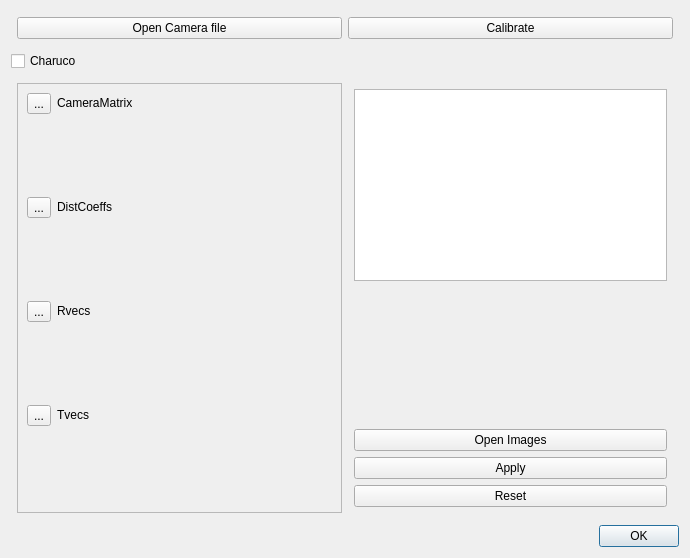
Above: subWindows/cameraparamdialog.ui from m21-cerutti/ProjetTech2019_Robot before the change. Below: the same form after it.
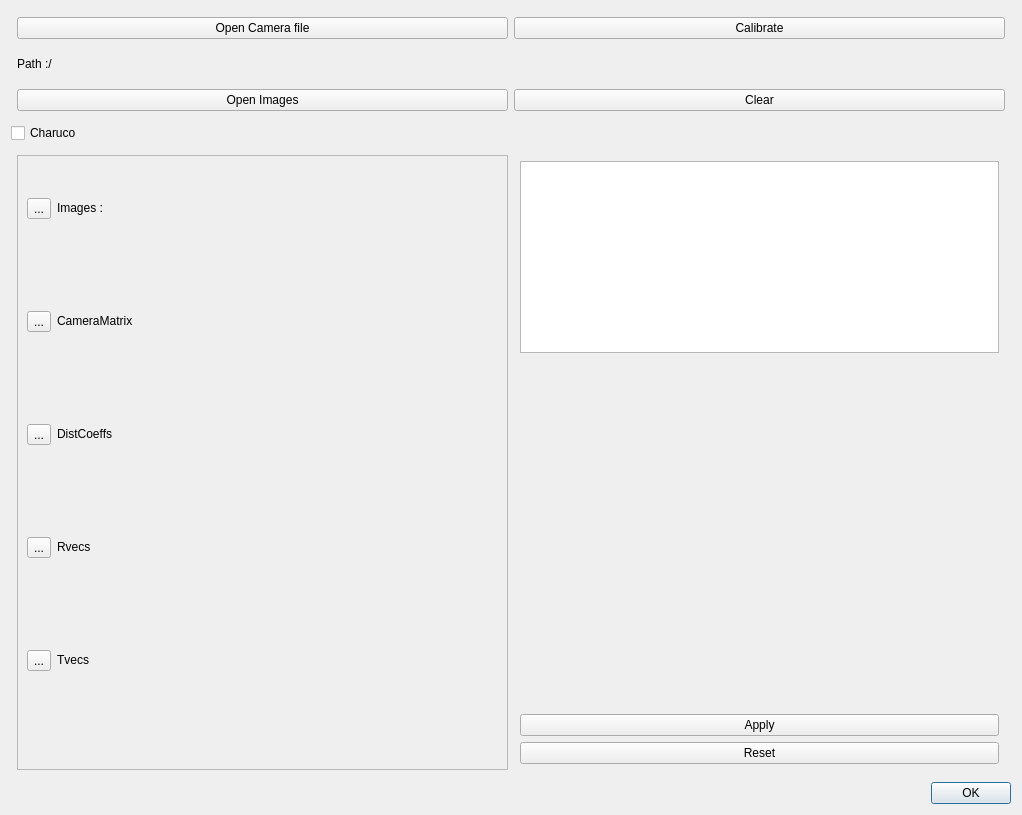
That is the form after the change.

Commit message: Fin interface calibration

```diff
--- a/subWindows/cameraparamdialog.ui
+++ b/subWindows/cameraparamdialog.ui
@@ -6,8 +6,8 @@
    <rect>
     <x>0</x>
     <y>0</y>
-    <width>690</width>
-    <height>558</height>
+    <width>1022</width>
+    <height>815</height>
    </rect>
   </property>
   <property name="windowTitle">
@@ -44,6 +44,78 @@
      </item>
     </layout>
    </item>
+   <item>
+    <layout class="QHBoxLayout" name="horizontalLayout_3">
+     <property name="leftMargin">
+      <number>6</number>
+     </property>
+     <property name="topMargin">
+      <number>6</number>
+     </property>
+     <property name="rightMargin">
+      <number>6</number>
+     </property>
+     <property name="bottomMargin">
+      <number>6</number>
+     </property>
+     <item>
+      <widget class="QLabel" name="label">
+       <property name="sizePolicy">
+        <sizepolicy hsizetype="Fixed" vsizetype="Fixed">
+         <horstretch>0</horstretch>
+         <verstretch>0</verstretch>
+        </sizepolicy>
+       </property>
+       <property name="text">
+        <string>Path :/</string>
+       </property>
+      </widget>
+     </item>
+     <item>
+      <widget class="QLabel" name="label_pathfile">
+       <property name="sizePolicy">
+        <sizepolicy hsizetype="Preferred" vsizetype="Fixed">
+         <horstretch>0</horstretch>
+         <verstretch>0</verstretch>
+        </sizepolicy>
+       </property>
+       <property name="text">
+        <string/>
+       </property>
+      </widget>
+     </item>
+    </layout>
+   </item>
+   <item>
+    <layout class="QHBoxLayout" name="horizontalLayout_4">
+     <property name="leftMargin">
+      <number>6</number>
+     </property>
+     <property name="topMargin">
+      <number>6</number>
+     </property>
+     <property name="rightMargin">
+      <number>6</number>
+     </property>
+     <property name="bottomMargin">
+      <number>6</number>
+     </property>
+     <item>
+      <widget class="QPushButton" name="btn_openImages">
+       <property name="text">
+        <string>Open Images</string>
+       </property>
+      </widget>
+     </item>
+     <item>
+      <widget class="QPushButton" name="btn_clear">
+       <property name="text">
+        <string>Clear</string>
+       </property>
+      </widget>
+     </item>
+    </layout>
+   </item>
    <item>
     <widget class="QCheckBox" name="cb_charuco">
      <property name="text">
@@ -68,7 +140,7 @@
      <item>
       <widget class="QScrollArea" name="scrollArea">
        <property name="sizePolicy">
-        <sizepolicy hsizetype="Preferred" vsizetype="Expanding">
+        <sizepolicy hsizetype="Expanding" vsizetype="Expanding">
          <horstretch>0</horstretch>
          <verstretch>0</verstretch>
         </sizepolicy>
@@ -81,29 +153,35 @@
          <rect>
           <x>0</x>
           <y>0</y>
-          <width>325</width>
-          <height>414</height>
+          <width>491</width>
+          <height>587</height>
          </rect>
         </property>
         <layout class="QGridLayout" name="gridLayout">
-         <item row="6" column="1">
+         <item row="8" column="1">
           <widget class="QLabel" name="print_rvecs">
+           <property name="sizePolicy">
+            <sizepolicy hsizetype="Fixed" vsizetype="Fixed">
+             <horstretch>0</horstretch>
+             <verstretch>0</verstretch>
+            </sizepolicy>
+           </property>
            <property name="text">
             <string/>
            </property>
           </widget>
          </item>
-         <item row="7" column="0">
+         <item row="9" column="0">
           <widget class="QToolButton" name="btn_tvecs">
            <property name="text">
             <string>...</string>
            </property>
           </widget>
          </item>
-         <item row="0" column="1">
+         <item row="2" column="1">
           <widget class="QLabel" name="label_cameramatrix">
            <property name="sizePolicy">
-            <sizepolicy hsizetype="Expanding" vsizetype="Fixed">
+            <sizepolicy hsizetype="MinimumExpanding" vsizetype="Fixed">
              <horstretch>0</horstretch>
              <verstretch>0</verstretch>
             </sizepolicy>
@@ -113,10 +191,10 @@
            </property>
           </widget>
          </item>
-         <item row="3" column="1">
+         <item row="5" column="1">
           <widget class="QLabel" name="label_5">
            <property name="sizePolicy">
-            <sizepolicy hsizetype="Expanding" vsizetype="Fixed">
+            <sizepolicy hsizetype="Fixed" vsizetype="Fixed">
              <horstretch>0</horstretch>
              <verstretch>0</verstretch>
             </sizepolicy>
@@ -126,17 +204,17 @@
            </property>
           </widget>
          </item>
-         <item row="3" column="0">
+         <item row="5" column="0">
           <widget class="QToolButton" name="btn_distcoeff">
            <property name="text">
             <string>...</string>
            </property>
           </widget>
          </item>
-         <item row="7" column="1">
+         <item row="9" column="1">
           <widget class="QLabel" name="label_3">
            <property name="sizePolicy">
-            <sizepolicy hsizetype="Expanding" vsizetype="Fixed">
+            <sizepolicy hsizetype="Fixed" vsizetype="Fixed">
              <horstretch>0</horstretch>
              <verstretch>0</verstretch>
             </sizepolicy>
@@ -146,10 +224,10 @@
            </property>
           </widget>
          </item>
-         <item row="5" column="1">
+         <item row="7" column="1">
           <widget class="QLabel" name="label_4">
            <property name="sizePolicy">
-            <sizepolicy hsizetype="Expanding" vsizetype="Fixed">
+            <sizepolicy hsizetype="Fixed" vsizetype="Fixed">
              <horstretch>0</horstretch>
              <verstretch>0</verstretch>
             </sizepolicy>
@@ -159,36 +237,87 @@
            </property>
           </widget>
          </item>
-         <item row="5" column="0">
+         <item row="7" column="0">
           <widget class="QToolButton" name="btn_rvecs">
            <property name="text">
             <string>...</string>
            </property>
           </widget>
          </item>
-         <item row="0" column="0">
+         <item row="2" column="0">
           <widget class="QToolButton" name="btn_cameramatrix">
            <property name="text">
             <string>...</string>
            </property>
           </widget>
          </item>
-         <item row="4" column="1">
+         <item row="6" column="1">
           <widget class="QLabel" name="print_distcoeffs">
+           <property name="sizePolicy">
+            <sizepolicy hsizetype="Fixed" vsizetype="Fixed">
+             <horstretch>0</horstretch>
+             <verstretch>0</verstretch>
+            </sizepolicy>
+           </property>
            <property name="text">
             <string/>
            </property>
           </widget>
          </item>
-         <item row="1" column="1">
+         <item row="3" column="1">
           <widget class="QLabel" name="print_cameramatrix">
+           <property name="sizePolicy">
+            <sizepolicy hsizetype="Fixed" vsizetype="Fixed">
+             <horstretch>0</horstretch>
+             <verstretch>0</verstretch>
+            </sizepolicy>
+           </property>
            <property name="text">
             <string/>
            </property>
           </widget>
          </item>
-         <item row="8" column="1">
+         <item row="10" column="1">
           <widget class="QLabel" name="print_tvecs">
+           <property name="sizePolicy">
+            <sizepolicy hsizetype="Fixed" vsizetype="Fixed">
+             <horstretch>0</horstretch>
+             <verstretch>0</verstretch>
+            </sizepolicy>
+           </property>
+           <property name="text">
+            <string/>
+           </property>
+          </widget>
+         </item>
+         <item row="0" column="1">
+          <widget class="QLabel" name="label_2">
+           <property name="sizePolicy">
+            <sizepolicy hsizetype="Fixed" vsizetype="Fixed">
+             <horstretch>0</horstretch>
+             <verstretch>0</verstretch>
+            </sizepolicy>
+           </property>
+           <property name="text">
+            <string>Images :</string>
+           </property>
+          </widget>
+         </item>
+         <item row="0" column="0">
+          <widget class="QToolButton" name="btn_printimages">
+           <property name="text">
+            <string>...</string>
+           </property>
+          </widget>
+         </item>
+         <item row="1" column="1">
+          <widget class="QLabel" name="print_images">
+           <property name="sizePolicy">
+            <sizepolicy hsizetype="Fixed" vsizetype="Fixed">
+             <horstretch>0</horstretch>
+             <verstretch>0</verstretch>
+            </sizepolicy>
+           </property>
            <property name="text">
             <string/>
            </property>
@@ -225,7 +354,7 @@
        <item>
         <widget class="QLabel" name="imgview">
          <property name="sizePolicy">
-          <sizepolicy hsizetype="Preferred" vsizetype="MinimumExpanding">
+          <sizepolicy hsizetype="MinimumExpanding" vsizetype="MinimumExpanding">
            <horstretch>0</horstretch>
            <verstretch>0</verstretch>
           </sizepolicy>
@@ -235,13 +364,6 @@
          </property>
         </widget>
        </item>
-       <item>
-        <widget class="QPushButton" name="btn_openImages">
-         <property name="text">
-          <string>Open Images</string>
-         </property>
-        </widget>
-       </item>
        <item>
         <widget class="QPushButton" name="btn_apply">
          <property name="text">
```
The commit also changes 5 other files.
